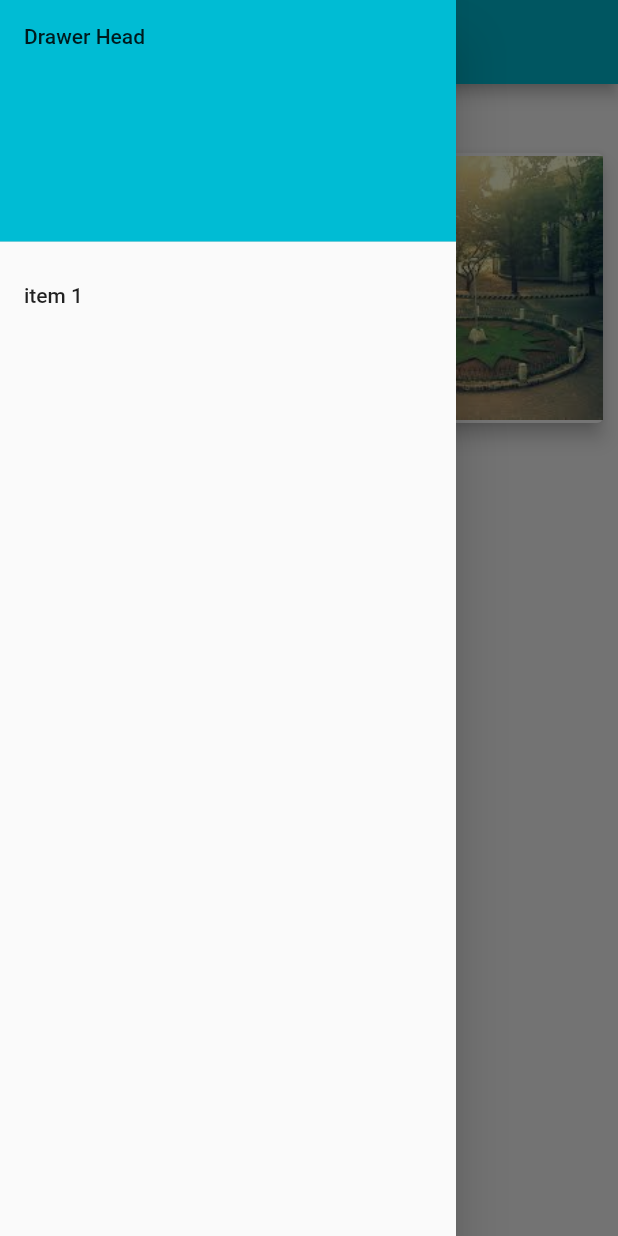
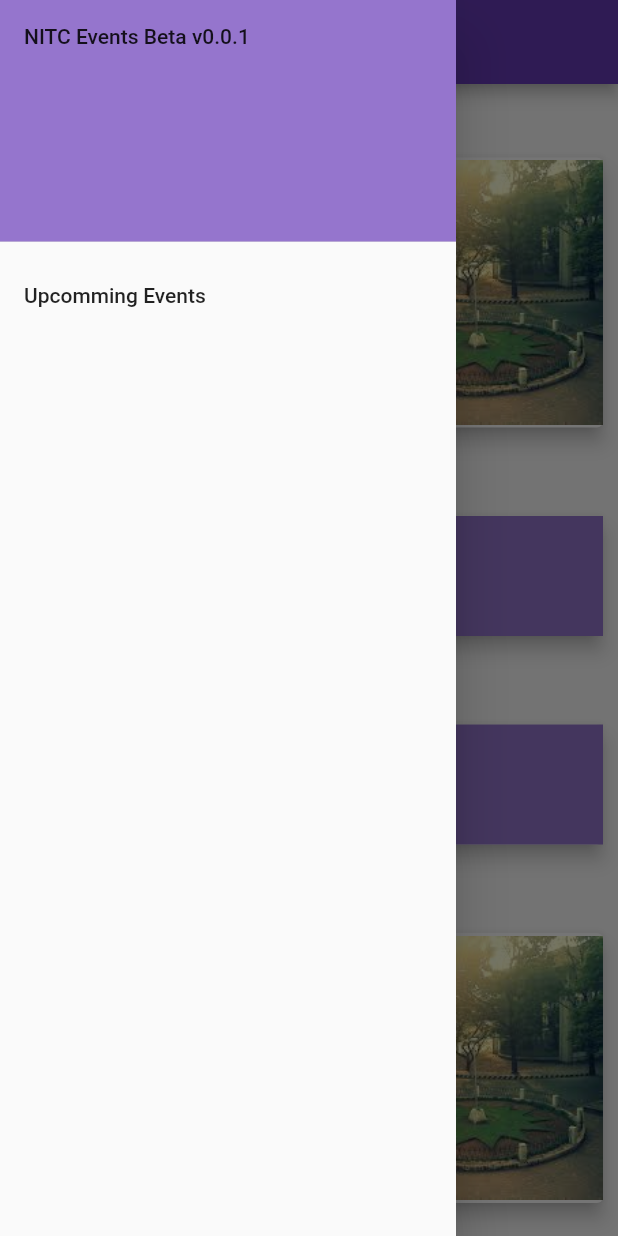
Before and after one commit to AbhijithSwaminathan/nitc_events_app, a Flutter app: the screen it shows after launch, with the side drawer open, on a phone screen of 412 x 824 dp. Run offline on Flutter 3.47's test engine with Material 2 defaults, Android fonts, the phone set to English and light mode, and no system bars.

Commit message:
Design completed

```diff
--- a/nitc_events/lib/main.dart
+++ b/nitc_events/lib/main.dart
@@ -11,7 +11,8 @@ class MyApp extends StatelessWidget {
     return MaterialApp(
       title: 'NITC EVENTS',
       theme: ThemeData(
-        primarySwatch: Colors.cyan,
+        primarySwatch: Colors.deepPurple,
+        accentColor: Colors.deepPurple[300],
       ),
       home: MyHomePage(),
     );
@@ -32,12 +33,12 @@ class MyHomePage extends StatelessWidget {
           padding: EdgeInsets.zero,
           children: <Widget>[
             DrawerHeader(
-                child: Text('Drawer Head'),
+                child: Text('NITC Events Beta v0.0.1'),
                 decoration: BoxDecoration(
                   color: Theme.of(context).accentColor,
                 )),
             ListTile(
-              title: Text('item 1'),
+              title: Text('Upcomming Events'),
             )
           ],
         ),
--- a/nitc_events/lib/models/clubs.dart
+++ b/nitc_events/lib/models/clubs.dart
@@ -1,8 +1,10 @@
 import 'package:flutter/foundation.dart';
+import 'package:flutter/widgets.dart';
 
 class Clubs {
   final String clubName;
   final String clubImage;
+  // final Image clubImage;
 
   Clubs({
     @required this.clubName,
--- /dev/null
+++ b/nitc_events/lib/models/events_list.dart
@@ -0,0 +1,30 @@
+
+
+import './clubs.dart';
+// import './events.dart';
+import './place.dart';
+
+class EventsList {
+
+  EventsList();
+
+  // Place Getters
+  Place get centralCircle {
+    return Place(
+      placeName: 'Central Circle',
+      imagePath: '\'assets/images/nitc.jpeg\'',
+    );
+  }
+
+  // Clubs Getters
+
+  Clubs get nss {
+    return Clubs(
+      clubName: 'NSS',
+      clubImage: '',
+    );
+  }
+
+  // Example Events
+
+}
--- /dev/null
+++ b/nitc_events/lib/widgets/event_card.dart
@@ -0,0 +1,170 @@
+import 'package:flutter/material.dart';
+import 'package:intl/intl.dart';
+
+import '../models/events.dart';
+import '../models/clubs.dart';
+import '../models/place.dart';
+
+class EventCard extends StatelessWidget {
+  final DateTime date;
+  EventCard({
+    this.date,
+  });
+
+  final List<Events> demoEvents = [
+    Events(
+      eventName: 'NSS Anual Day',
+      club: Clubs(
+        clubName: 'NSS',
+        clubImage: "assets/images/clubs/nss.jpg",
+      ),
+      place: Place(
+        placeName: 'Central Circle',
+        imagePath: "assets/images/places/nitc.jpeg",
+      ),
+      date: DateTime.now(),
+    ),
+    Events(
+      eventName: 'NSS Joint body meeting',
+      club: Clubs(
+        clubName: 'NSS',
+        clubImage: "assets/images/clubs/nss.jpg",
+      ),
+      place: Place(
+        placeName: 'Central Circle',
+        imagePath: "assets/images/places/nitc.jpeg",
+      ),
+      date: DateTime.now().add(Duration(days: 3)),
+    ),
+  ];
+
+  List<List<Events>> get eventDetails {
+    return List.generate(1, (index) {
+      List<Events> temp = [];
+      for (var i = 0; i < demoEvents.length; i++) {
+        if (demoEvents[i].date.day == date.day &&
+            demoEvents[i].date.month == date.month &&
+            demoEvents[i].date.year == date.year) {
+          temp.add(demoEvents[i]);
+          // return demoEvents[i];
+        }
+      }
+      return temp;
+    }).toList();
+  }
+
+  @override
+  Widget build(BuildContext context) {
+    return Column(
+      children: eventDetails.map((data) {
+        return data.length == 0
+            ? Container(
+                decoration: BoxDecoration(
+                  borderRadius: BorderRadius.circular(10),
+                ),
+                height: 100,
+                width: double.infinity,
+                child: Card(
+                  elevation: 5,
+                  margin: EdgeInsets.all(10),
+                  child: Stack(children: <Widget>[
+                    Container(
+                      decoration: BoxDecoration(
+                        color: Theme.of(context).accentColor,
+                        // image: DecorationImage(
+                        //   image: ExactAssetImage("assets/images/back.jpg"),
+                        //   fit: BoxFit.cover,
+                        // ),
+                      ),
+                    ),
+                    Center(
+                      child: Text(
+                        'No Events Today!!',
+                        style: TextStyle(
+                          fontSize: 20,
+                          color: Colors.white,
+                          //fontWeight: FontWeight.bold,
+                        ),
+                      ),
+                    ),
+                  ]),
+                ),
+              )
+            : Container(
+                height: 200,
+                decoration: BoxDecoration(
+                  borderRadius: BorderRadius.circular(100),
+                ),
+                child: Card(
+                  elevation: 5,
+                  margin: EdgeInsets.all(10),
+                  child: Row(
+                    children: <Widget>[
+                      Expanded(
+                        flex: 2,
+                        child: Column(
+                          children: <Widget>[
+                            Padding(
+                              padding: const EdgeInsets.all(4.0),
+                              child: Container(
+                                height: 60,
+                                width: 60,
+                                decoration: new BoxDecoration(
+                                  color: Colors.orange,
+                                  shape: BoxShape.circle,
+                                ),
+                                child:
+                                    Image.asset(demoEvents[0].club.clubImage),
+
+                                // child: CircleAvatar(
+                                //   radius: 30,
+                                //   backgroundColor: Colors.blue,
+                                // ),
+                              ),
+                            ),
+                            Padding(
+                              padding: const EdgeInsets.all(3.0),
+                              child: Text(
+                                demoEvents[0].club.clubName,
+                                style: TextStyle(
+                                  fontSize: 15,
+                                ),
+                              ),
+                            ),
+                            Padding(
+                              padding: const EdgeInsets.all(6.0),
+                              child: Text(
+                                demoEvents[0].eventName,
+                                style: TextStyle(
+                                  fontSize: 20,
+                                  fontWeight: FontWeight.bold,
+                                ),
+                              ),
+                            ),
+                            Padding(
+                              padding: const EdgeInsets.all(3.5),
+                              child: Text(
+                                DateFormat.jm().format(demoEvents[0].date),
+                              ),
+                            ),
+                            Text(demoEvents[0].place.placeName),
+                          ],
+                        ),
+                      ),
+                      Expanded(
+                        flex: 3,
+                        child: Container(
+                          child: Image.asset(
+                            demoEvents[0].place.imagePath,
+                            fit: BoxFit.cover,
+                          ),
+                        ),
+                      ),
+                    ],
+                  ),
+                ),
+              );
+      }).toList(),
+    );
+  }
+}
--- a/nitc_events/lib/widgets/event_day.dart
+++ b/nitc_events/lib/widgets/event_day.dart
@@ -1,6 +1,14 @@
 import 'package:flutter/material.dart';
+import 'package:intl/intl.dart';
+
+import './event_card.dart';
 
 class EventDay extends StatelessWidget {
+  final DateTime date;
+
+  EventDay({this.date});
+
+
   @override
   Widget build(BuildContext context) {
     return Column(
@@ -13,12 +21,13 @@ class EventDay extends StatelessWidget {
           child: Row(
             children: <Widget>[
               SizedBox(
-                width: 50,
+                width: 35,
               ),
               Text(
-                'Date here',
+                DateFormat().add_yMMMMEEEEd().format(date),
                 style: TextStyle(
                   fontWeight: FontWeight.bold,
+                  fontSize: 16,
                 ),
               ),
             ],
@@ -27,66 +36,7 @@ class EventDay extends StatelessWidget {
         SizedBox(
           height: 10,
         ),
-        Container(
-          height: 200,
-          decoration: BoxDecoration(
-            borderRadius: BorderRadius.circular(100),
-          ),
-          child: Card(
-            elevation: 5,
-            margin: EdgeInsets.all(10),
-            child: Row(
-              children: <Widget>[
-                Expanded(
-                  flex: 2,
-                  child: Column(
-                    children: <Widget>[
-                      Padding(
-                        padding: const EdgeInsets.all(8.0),
-                        child: CircleAvatar(
-                          radius: 30,
-                          backgroundColor: Colors.blue,
-                        ),
-                      ),
-                      Padding(
-                        padding: const EdgeInsets.all(4.0),
-                        child: Text(
-                          'Club Name',
-                          style: TextStyle(
-                            fontSize: 15,
-                          ),
-                        ),
-                      ),
-                      Padding(
-                        padding: const EdgeInsets.all(8.0),
-                        child: Text(
-                          'Event Name',
-                          style: TextStyle(
-                            fontSize: 20,
-                            fontWeight: FontWeight.bold,
-                          ),
-                        ),
-                      ),
-                      Padding(
-                        padding: const EdgeInsets.all(4.0),
-                        child: Text('Time'),
-                      ),
-                    ],
-                  ),
-                ),
-                Expanded(
-                  flex: 3,
-                  child: Container(
-                    child: Image.asset(
-                      'assets/images/nitc.jpeg',
-                      fit: BoxFit.cover,
-                    ),
-                  ),
-                ),
-              ],
-            ),
-          ),
-        )
+        EventCard(date: date),
       ],
     );
   }
--- a/nitc_events/lib/widgets/events_view.dart
+++ b/nitc_events/lib/widgets/events_view.dart
@@ -3,14 +3,22 @@ import 'package:flutter/material.dart';
 import './event_day.dart';
 
 class EventsView extends StatelessWidget {
+
+
   @override
   Widget build(BuildContext context) {
-    return Container(
-        child: Column(
-          children: <Widget>[
-            EventDay(),
-          ],
-        ),
-      );
+    return ListView.builder(
+      itemBuilder: (ctx, index){
+      return EventDay(date: DateTime.now().add(Duration(days: index),),);
+    },
+    itemCount: 365,
+    );
+    // Container(
+    //     child: Column(
+    //       children: <Widget>[
+    //         EventDay(date: DateTime.now(),),
+    //       ],
+    //     ),
+    //   );
   }
 }
--- a/nitc_events/pubspec.yaml
+++ b/nitc_events/pubspec.yaml
@@ -19,6 +19,7 @@ environment:
 dependencies:
   flutter:
     sdk: flutter
+  intl: ^0.16.0
 
   # The following adds the Cupertino Icons font to your application.
   # Use with the CupertinoIcons class for iOS style icons.
@@ -42,7 +43,9 @@ flutter:
 
   # To add assets to your application, add an assets section, like this:
   assets:
-   - assets/images/nitc.jpeg
+   - assets/images/places/nitc.jpeg
+   - assets/images/clubs/nss.jpg
+   - assets/images/back.jpg
   #  - images/a_dot_ham.jpeg
 
   # An image asset can refer to one or more resolution-specific "variants", see
```
Also changed, not shown: nitc_events/assets/images/clubs/nss.jpg (added), nitc_events/assets/images/places/nitc.jpeg (renamed from nitc_events/assets/images/nitc.jpeg), 1 other file.
